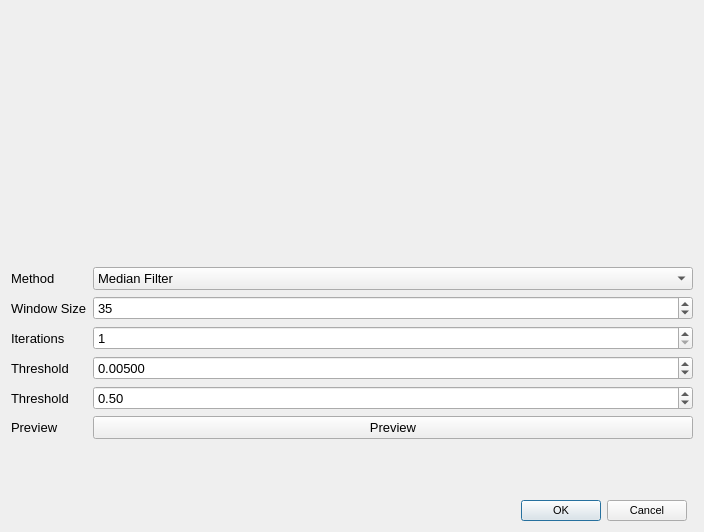
First picture: the form in Vespucci/GUI/Processing/baselinedialog.ui, repository VespucciProject/Vespucci, before the edit.
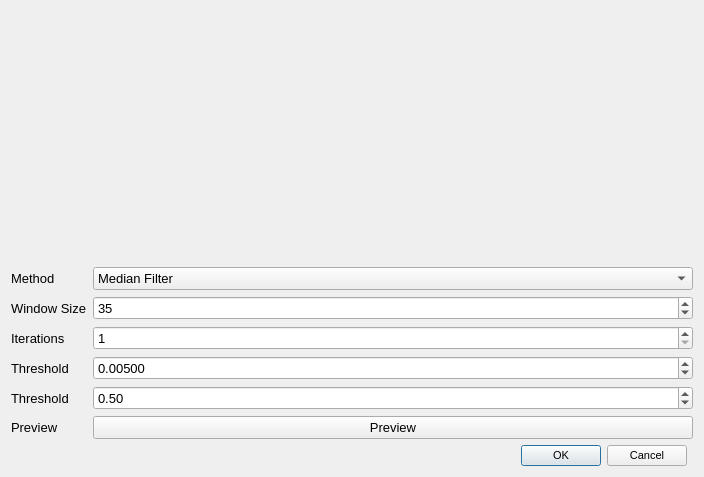
Second picture: the form after the edit. Custom widgets are drawn as their Qt base class.

What changed in the file:
```diff
--- a/Vespucci/GUI/Processing/baselinedialog.ui
+++ b/Vespucci/GUI/Processing/baselinedialog.ui
@@ -7,7 +7,7 @@
     <x>0</x>
     <y>0</y>
     <width>700</width>
-    <height>532</height>
+    <height>474</height>
    </rect>
   </property>
   <property name="font">
```
Left out of the diff: 5 changed lines with no effect on the pictures.
